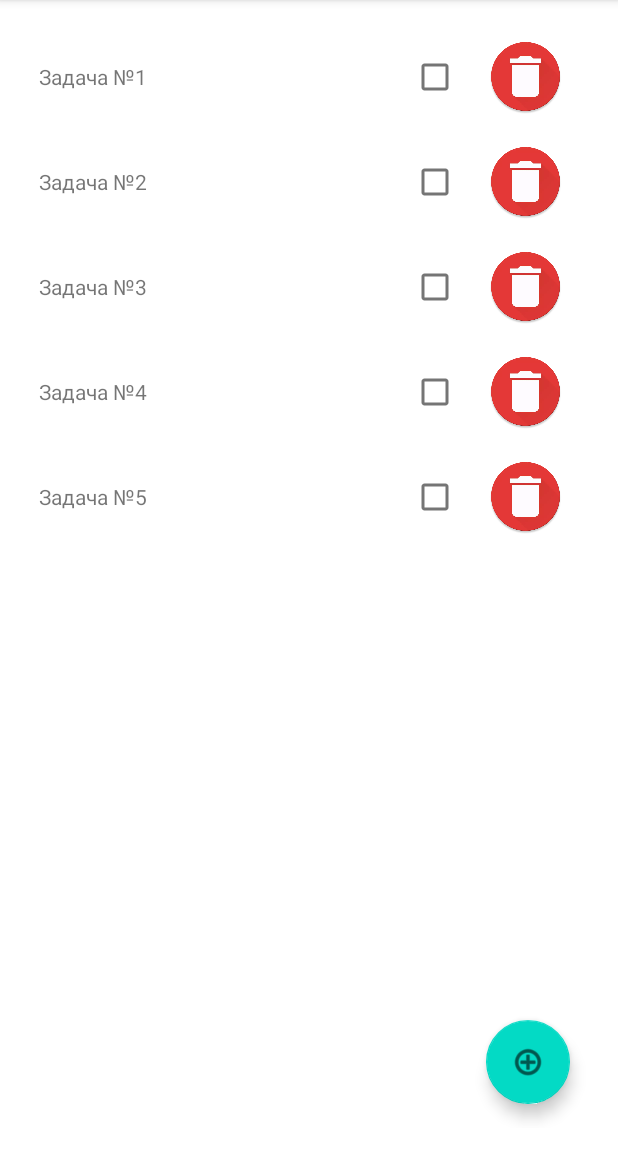
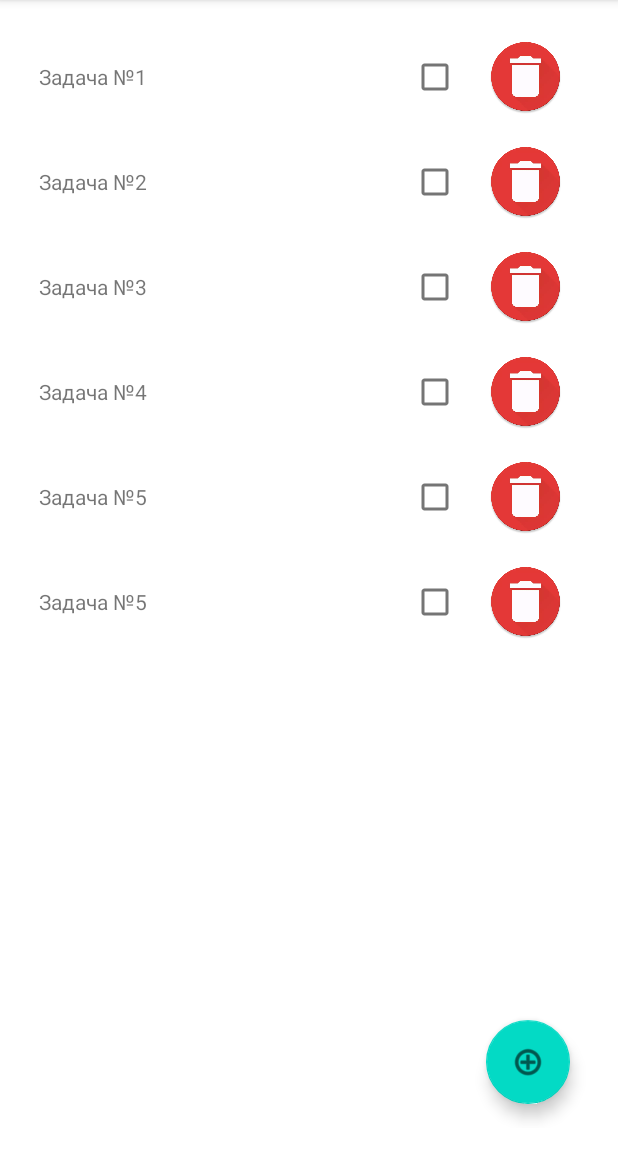
Before and after one commit to TauAD/ToDo, an Android app: the screen it shows after launch (MainActivity), on a phone screen of 412 x 824 dp, the part 84-1236 px from its top. Run offline under Robolectric (Android 15) with nearby library versions, the phone set to English and light mode, and no system bars.

Commit message:
commit before Room

```diff
--- a/app/src/main/java/com/example/todo/AddTaskDialogFragment.kt
+++ b/app/src/main/java/com/example/todo/AddTaskDialogFragment.kt
@@ -4,6 +4,7 @@ import android.app.AlertDialog
 import android.app.Dialog
 import android.content.Context
 import android.os.Bundle
+import android.util.Log
 import android.widget.EditText
 import androidx.fragment.app.DialogFragment
 
@@ -11,13 +12,14 @@ class AddTaskDialogFragment : DialogFragment() {
     private var editable: Editable? = null
 
    override fun onAttach(context: Context) {
-        super.onAttach(context)
+       super.onAttach(context)
         editable = context as Editable
     }
 
     override fun onCreateDialog(savedInstanceState: Bundle?): Dialog {
         val userInput = EditText(context)
         val builder = AlertDialog.Builder(getActivity())
+        Log.d("test", "in onCreateDialog of AddTaskDialogFragment")
 
         return builder
             .setTitle("Введите заметку")
--- a/app/src/main/java/com/example/todo/DeleteTaskDialogFragment.kt
+++ b/app/src/main/java/com/example/todo/DeleteTaskDialogFragment.kt
@@ -13,6 +13,7 @@ class DeleteTaskDialogFragment : DialogFragment() {
     override fun onAttach(context: Context) {
         super.onAttach(context)
         editable = context as Editable
+        Log.d("test", "in DeleteTaskDialogFragment")
     }
 
     override fun onCreateDialog(savedInstanceState: Bundle?): Dialog {
@@ -23,7 +24,7 @@ class DeleteTaskDialogFragment : DialogFragment() {
         return builder
             .setTitle("Удалить заметку")
             .setMessage("Для удаления заметки нажмите ОК")
-            .setPositiveButton("OK") { dialog, which -> editable?.deleteTask()}
+            .setPositiveButton("OK") { dialog, which -> editable?.deleteTask(position)}
             .setNegativeButton("Отмена", null)
             .create()
     }
--- a/app/src/main/java/com/example/todo/Editable.kt
+++ b/app/src/main/java/com/example/todo/Editable.kt
@@ -2,5 +2,5 @@ package com.example.todo
 
 interface Editable {
     fun addTask(task: String)
-    fun deleteTask()
+    fun deleteTask(position: Int)
 }
--- a/app/src/main/java/com/example/todo/MainActivity.kt
+++ b/app/src/main/java/com/example/todo/MainActivity.kt
@@ -1,5 +1,6 @@
 package com.example.todo
 
+import android.content.Intent
 import android.os.Bundle
 import android.util.Log
 import androidx.appcompat.app.AppCompatActivity
@@ -7,16 +8,16 @@ import androidx.recyclerview.widget.LinearLayoutManager
 import com.example.todo.databinding.ActivityMainBinding
 
 
-class MainActivity : AppCompatActivity() {
+class MainActivity : AppCompatActivity(), Editable {
 
     private lateinit var binding: ActivityMainBinding
-    //private lateinit var adapter: TaskAdapter
 
     private var tasksBase = mutableListOf(
         Task("Задача №1", "нет"),
         Task("Задача №2", "нет"),
         Task("Задача №3", "нет"),
         Task("Задача №4", "нет"),
+        Task("Задача №5", "нет"),
         Task("Задача №5", "нет"))
 
     override fun onCreate(savedInstanceState: Bundle?) {
@@ -33,6 +34,17 @@ class MainActivity : AppCompatActivity() {
         }
 
         Log.d("test", "in onCreate")
+
+    }
+
+    override fun addTask(task: String) {
+        tasksBase.add(Task(task, "нет"))
+        binding.taskListView.adapter?.notifyDataSetChanged()
+    }
+
+    override fun deleteTask(position: Int) {
+        tasksBase.removeAt(position)
+        binding.taskListView.adapter?.notifyDataSetChanged()
     }
 
 }
--- a/app/src/main/java/com/example/todo/TaskAdapter.kt
+++ b/app/src/main/java/com/example/todo/TaskAdapter.kt
@@ -12,7 +12,7 @@ import androidx.appcompat.app.AppCompatActivity
 import androidx.recyclerview.widget.RecyclerView
 
 
-class TaskAdapter(private val tasks: MutableList<Task>, private val context: Context): RecyclerView.Adapter<TaskAdapter.MyViewHolder>(), Editable {
+class TaskAdapter(private val tasks: MutableList<Task>, private val context: Context): RecyclerView.Adapter<TaskAdapter.MyViewHolder>() {
     var pos: Int = 0
 
     class MyViewHolder(itemView: View) : RecyclerView.ViewHolder(itemView){
@@ -23,17 +23,18 @@ class TaskAdapter(private val tasks: MutableList<Task>, private val context: Con
 
     override fun onCreateViewHolder(parent: ViewGroup, viewType: Int): MyViewHolder {
         val itemView = LayoutInflater.from(parent.context).inflate(R.layout.task_item, parent, false)
-        Log.d("test", "in onCreateViewHolder")
         return MyViewHolder(itemView)
     }
 
     override fun onBindViewHolder(holder: MyViewHolder, position: Int) {
         pos = position
         val dialog = DeleteTaskDialogFragment()
-        Log.d("test", "in onBindViewHolder")
+        val args = Bundle()
+        args.putInt("position", position)
 
         holder.textviewTask.text = tasks[position].taskText
         holder.buttonDeleteTask.setOnClickListener {
+            dialog.arguments = args
             dialog.show((context as AppCompatActivity).supportFragmentManager, "custom")
         }
     }
@@ -41,14 +42,4 @@ class TaskAdapter(private val tasks: MutableList<Task>, private val context: Con
     override fun getItemCount(): Int {
         return tasks.size
     }
-
-    override fun deleteTask() {
-        tasks.removeAt(this.pos)
-        notifyDataSetChanged()
-    }
-
-    override fun addTask(task: String) {
-        tasks.add(Task(task, "нет"))
-    }
-
 }
--- a/app/src/main/res/layout/activity_main.xml
+++ b/app/src/main/res/layout/activity_main.xml
@@ -31,4 +31,5 @@
         app:layout_constraintEnd_toEndOf="parent"
         app:srcCompat="@android:drawable/ic_menu_add" />
 
+
 </androidx.constraintlayout.widget.ConstraintLayout>
```
